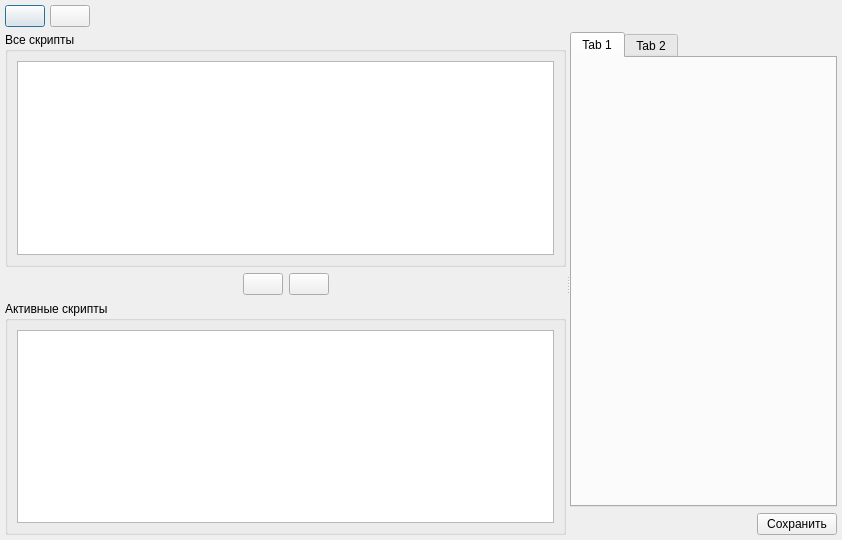
First picture: the form in src/SVScriptPanel/forms/scriptPanel.ui, repository Tyill/SVisual, before the edit.
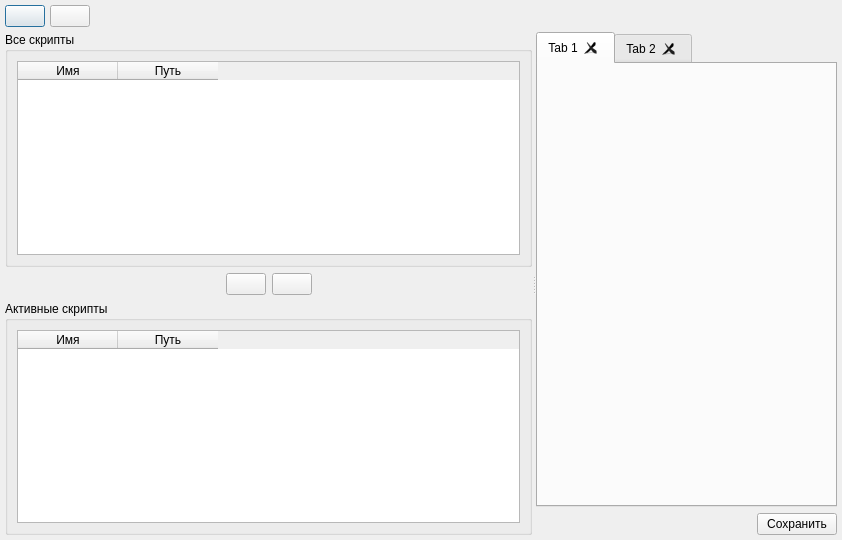
Second picture: the form after the edit. Icons and pictures are not drawn.

Commit message: SVScript -develop

The edit to the form file:
```diff
--- a/src/SVScriptPanel/forms/scriptPanel.ui
+++ b/src/SVScriptPanel/forms/scriptPanel.ui
@@ -91,7 +91,7 @@
      <property name="orientation">
       <enum>Qt::Horizontal</enum>
      </property>
-     <widget class="QWidget" name="">
+     <widget class="QWidget" name="layoutWidget">
       <layout class="QVBoxLayout" name="verticalLayout_3">
        <item>
         <widget class="QGroupBox" name="groupBox_2">
@@ -100,7 +100,18 @@
          </property>
          <layout class="QVBoxLayout" name="verticalLayout_2">
           <item>
-           <widget class="QListWidget" name="listWidget"/>
+           <widget class="QTableWidget" name="tableWidget">
+            <column>
+             <property name="text">
+              <string>Имя</string>
+             </property>
+            </column>
+            <column>
+             <property name="text">
+              <string>Путь</string>
+             </property>
+            </column>
+           </widget>
           </item>
          </layout>
         </widget>
@@ -176,20 +187,43 @@
          </property>
          <layout class="QVBoxLayout" name="verticalLayout">
           <item>
-           <widget class="QListWidget" name="listWidget_2"/>
+           <widget class="QTableWidget" name="tableWidget_2">
+            <column>
+             <property name="text">
+              <string>Имя</string>
+             </property>
+            </column>
+            <column>
+             <property name="text">
+              <string>Путь</string>
+             </property>
+            </column>
+           </widget>
           </item>
          </layout>
         </widget>
        </item>
       </layout>
      </widget>
-     <widget class="QWidget" name="">
+     <widget class="QWidget" name="layoutWidget">
       <layout class="QVBoxLayout" name="verticalLayout_4">
        <item>
         <widget class="QTabWidget" name="tabWidget">
          <property name="currentIndex">
           <number>0</number>
          </property>
+         <property name="documentMode">
+          <bool>false</bool>
+         </property>
+         <property name="tabsClosable">
+          <bool>true</bool>
+         </property>
+         <property name="movable">
+          <bool>false</bool>
+         </property>
+         <property name="tabBarAutoHide">
+          <bool>false</bool>
+         </property>
          <widget class="QWidget" name="tab">
           <attribute name="title">
            <string>Tab 1</string>
```
Left out of the diff: 2 changed lines with no effect on the pictures. The commit also changes 11 other files.
